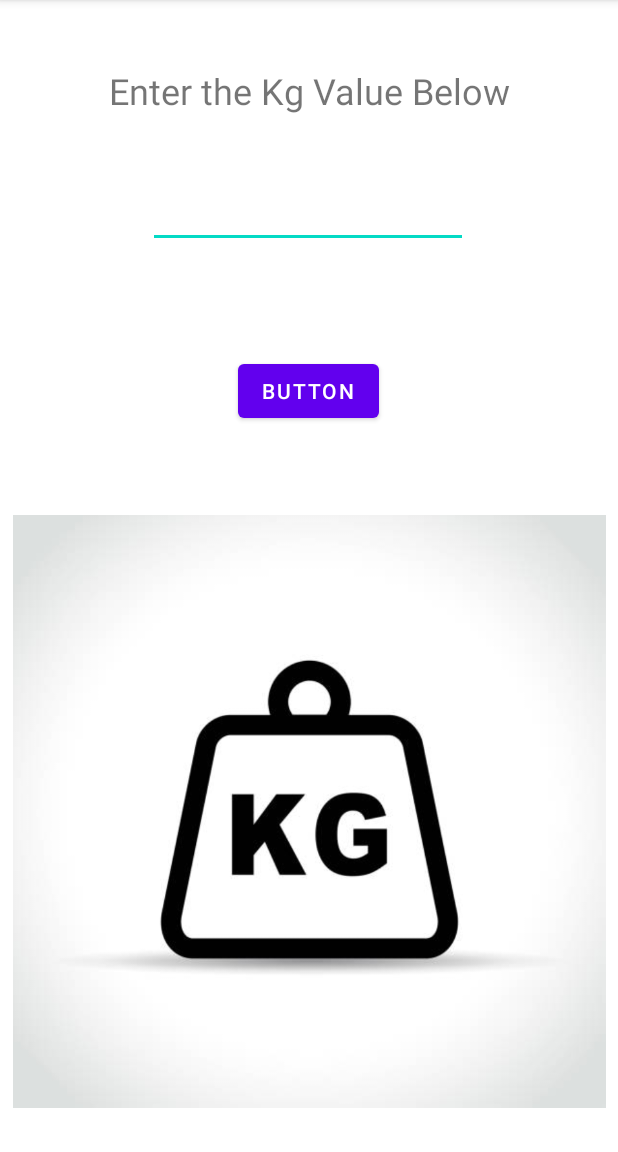
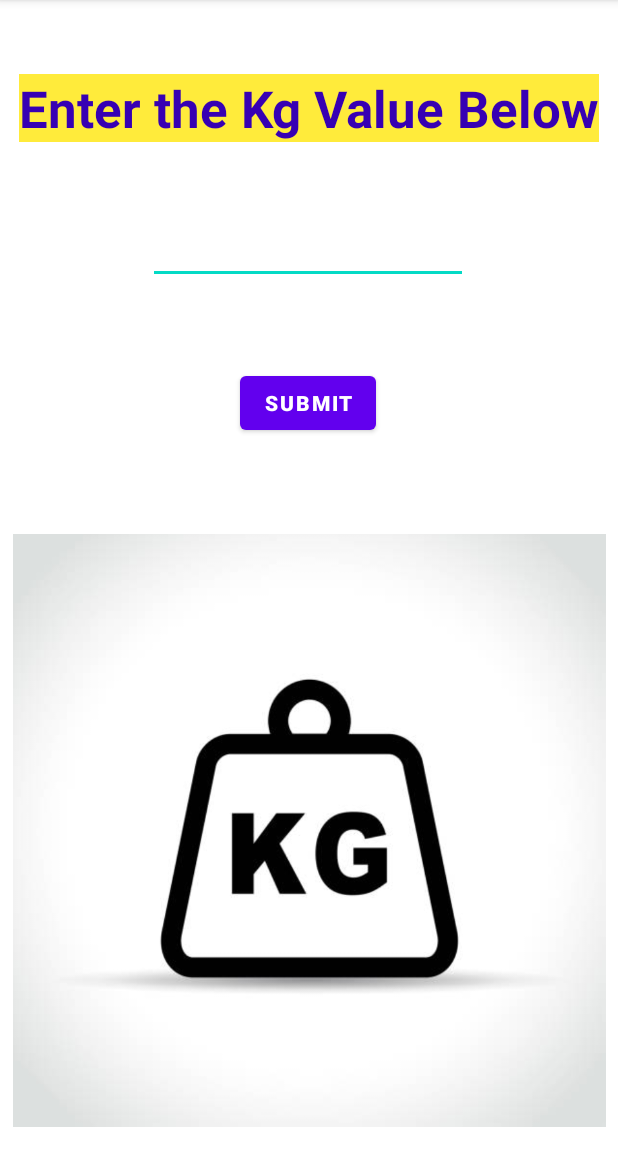
Before and after one commit to devrajmudgal211b109/UnitConvertor, an Android app: the screen it shows after launch (MainActivity), on a phone screen of 412 x 824 dp, the part 84-1236 px from its top. Run offline under Robolectric (Android 15) with nearby library versions, the phone set to English and light mode, and no system bars.

Commit message:
Colours and Font Size added

```diff
--- a/app/src/main/res/layout/activity_main.xml
+++ b/app/src/main/res/layout/activity_main.xml
@@ -10,9 +10,10 @@
         android:id="@+id/editText"
         android:layout_width="wrap_content"
         android:layout_height="wrap_content"
-        android:layout_marginTop="120dp"
+        android:layout_marginTop="144dp"
         android:ems="10"
         android:inputType="number"
+        android:textStyle="bold"
         app:layout_constraintEnd_toEndOf="parent"
         app:layout_constraintHorizontal_bias="0.497"
         app:layout_constraintStart_toStartOf="parent"
@@ -22,7 +23,8 @@
         android:id="@+id/textView"
         android:layout_width="wrap_content"
         android:layout_height="wrap_content"
-        android:layout_marginTop="44dp"
+        android:layout_marginTop="20dp"
+        android:textStyle="bold"
         app:layout_constraintEnd_toEndOf="parent"
         app:layout_constraintHorizontal_bias="0.498"
         app:layout_constraintStart_toStartOf="parent"
@@ -32,8 +34,9 @@
         android:id="@+id/button"
         android:layout_width="wrap_content"
         android:layout_height="wrap_content"
-        android:layout_marginTop="8dp"
-        android:text="Button"
+        android:layout_marginTop="16dp"
+        android:text="Submit"
+        android:textStyle="bold"
         app:layout_constraintEnd_toEndOf="parent"
         app:layout_constraintHorizontal_bias="0.498"
         app:layout_constraintStart_toStartOf="parent"
@@ -43,8 +46,11 @@
         android:id="@+id/textView2"
         android:layout_width="wrap_content"
         android:layout_height="wrap_content"
+        android:background="#FFEB3B"
         android:text="Enter the Kg Value Below"
-        android:textSize="24sp"
+        android:textColor="@color/purple_700"
+        android:textSize="34sp"
+        android:textStyle="bold"
         app:layout_constraintBottom_toTopOf="@+id/editText"
         app:layout_constraintEnd_toEndOf="parent"
         app:layout_constraintStart_toStartOf="parent"
@@ -58,6 +64,6 @@
         app:layout_constraintEnd_toEndOf="parent"
         app:layout_constraintStart_toStartOf="parent"
         app:layout_constraintTop_toBottomOf="@+id/button"
-        app:layout_constraintVertical_bias="0.764"
+        app:layout_constraintVertical_bias="1.0"
         app:srcCompat="@drawable/kgimage" />
 </androidx.constraintlayout.widget.ConstraintLayout>
```
